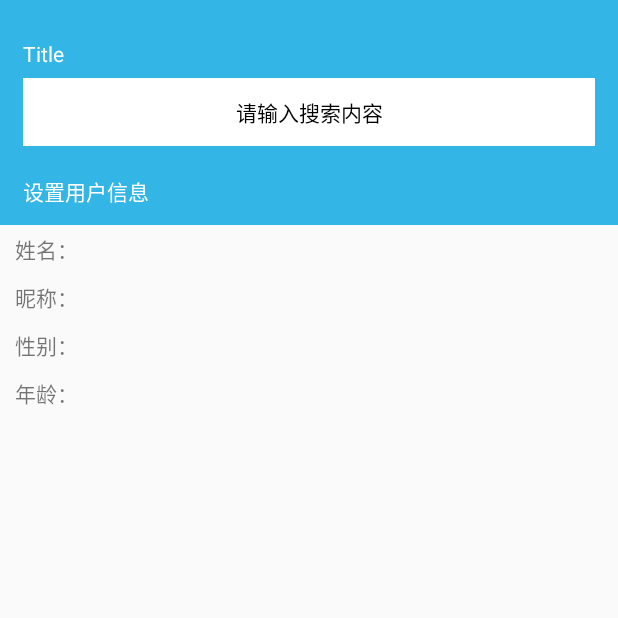
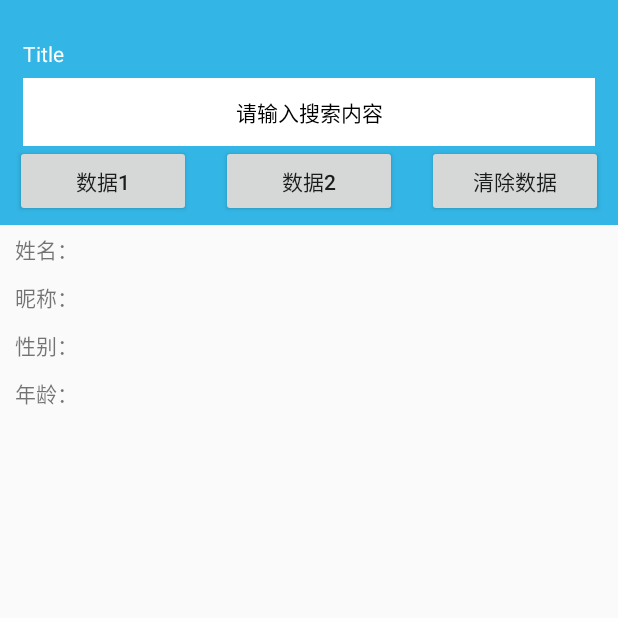
Before and after one commit to ToOak/MyGroceryStore, an Android app: the screen it shows after launch (MainActivity), on a phone screen of 412 x 824 dp, the top half of it. Run offline under Robolectric (Android 15) with nearby library versions, the phone set to English and light mode, and no system bars; our stand-ins replace data binding.

Commit message:
修改布局

```diff
--- a/app/src/main/java/com/example/xushuailong/mygrocerystore/MainActivity.java
+++ b/app/src/main/java/com/example/xushuailong/mygrocerystore/MainActivity.java
@@ -20,7 +20,6 @@ public class MainActivity extends BaseActivity<ActivityMainBinding> {
     protected void initView() {
 
 
-
 //        mainBinding = DataBindingUtil.setContentView(this, R.layout.activity_main);
 //        findViewById(R.id.img).setOnClickListener(new View.OnClickListener() {
 //            @Override
@@ -30,11 +29,24 @@ public class MainActivity extends BaseActivity<ActivityMainBinding> {
 //            }
 //        });
 
-        dataBinding.setUserTv.setOnClickListener(new View.OnClickListener() {
+        dataBinding.oneBtn.setOnClickListener(new View.OnClickListener() {
             @Override
             public void onClick(View v) {
-                User user = new User("张君宝", "张三丰", true, 30);
+                User user = new User("张君宝", "张三丰", true, 16);
                 dataBinding.setUser(user);
+            }
+        });
+        dataBinding.twoBtn.setOnClickListener(new View.OnClickListener() {
+            @Override
+            public void onClick(View v) {
+                User user = new User("郭襄", "襄儿", false, 12);
+                dataBinding.setUser(user);
+            }
+        });
+        dataBinding.threeBtn.setOnClickListener(new View.OnClickListener() {
+            @Override
+            public void onClick(View v) {
+                dataBinding.setUser(null);
             }
         });
 
--- a/app/src/main/java/com/example/xushuailong/mygrocerystore/base/BaseActivity.java
+++ b/app/src/main/java/com/example/xushuailong/mygrocerystore/base/BaseActivity.java
@@ -49,11 +49,11 @@ public abstract class BaseActivity<B extends ViewDataBinding> extends Activity {
     }
 
     private void initBindingLayout() {
-        ViewGroup rootView = (ViewGroup) mInflater.inflate(R.layout.comment_layout,null);
+        ViewGroup rootView = (ViewGroup) mInflater.inflate(R.layout.comment_layout, null);
         FrameLayout contentView = rootView.findViewById(R.id.comment_content);
         int contentResId = getLayoutId();
-        if (contentResId != 0){
-            dataBinding = DataBindingUtil.inflate(mInflater,contentResId,contentView,true);
+        if (contentResId != 0) {
+            dataBinding = DataBindingUtil.inflate(mInflater, contentResId, contentView, true);
         }
 
         setContentView(rootView);
--- a/app/src/main/res/layout/activity_main.xml
+++ b/app/src/main/res/layout/activity_main.xml
@@ -48,15 +48,42 @@
                 android:textColor="@android:color/black"
                 android:transitionName="shareTransition" />
 
-            <TextView
-                android:id="@+id/set_user_tv"
-                android:layout_width="match_parent"
-                android:layout_height="45dp"
-                android:layout_gravity="bottom"
-                android:gravity="center_vertical"
-                android:paddingLeft="15dp"
-                android:text="设置用户信息"
-                android:textColor="@android:color/white" />
+            <LinearLayout
+                style="@style/horizontalItem"
+                android:layout_gravity="bottom">
+
+                <Button
+                    android:id="@+id/one_btn"
+                    android:layout_width="0dp"
+                    android:layout_height="wrap_content"
+                    android:layout_weight="1"
+                    android:padding="6dp"
+                    android:text="数据1" />
+
+                <View
+                    android:layout_width="20dp"
+                    android:layout_height="match_parent" />
+
+                <Button
+                    android:id="@+id/two_btn"
+                    android:layout_width="0dp"
+                    android:layout_height="wrap_content"
+                    android:layout_weight="1"
+                    android:padding="6dp"
+                    android:text="数据2" />
+
+                <View
+                    android:layout_width="20dp"
+                    android:layout_height="match_parent" />
+
+                <Button
+                    android:id="@+id/three_btn"
+                    android:layout_width="0dp"
+                    android:layout_height="wrap_content"
+                    android:layout_weight="1"
+                    android:padding="6dp"
+                    android:text="清除数据" />
+            </LinearLayout>
         </FrameLayout>
 
 
--- a/app/src/main/res/layout/activity_two.xml
+++ b/app/src/main/res/layout/activity_two.xml
@@ -1,5 +1,6 @@
 <?xml version="1.0" encoding="utf-8"?>
 <layout>
+
     <LinearLayout xmlns:android="http://schemas.android.com/apk/res/android"
         android:id="@+id/two"
         android:layout_width="match_parent"
```
